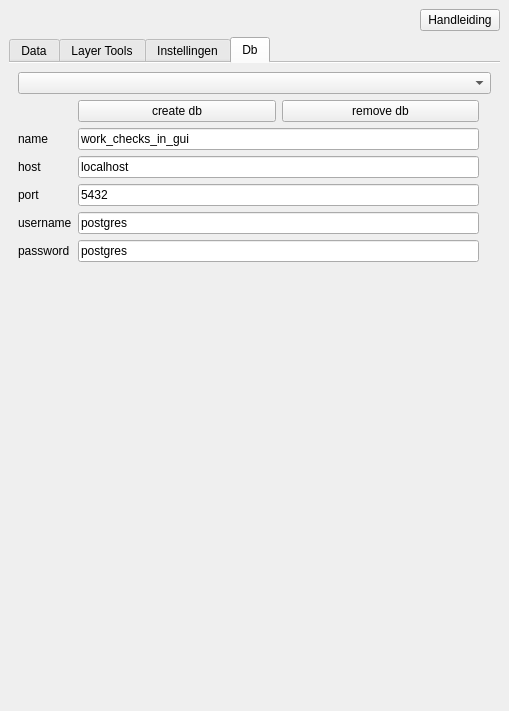
Before: the Qt Designer form Datachecker_dockwidget_base.ui in Siebrand-HHD/OASDGLDatachecker, drawn with Qt 5.
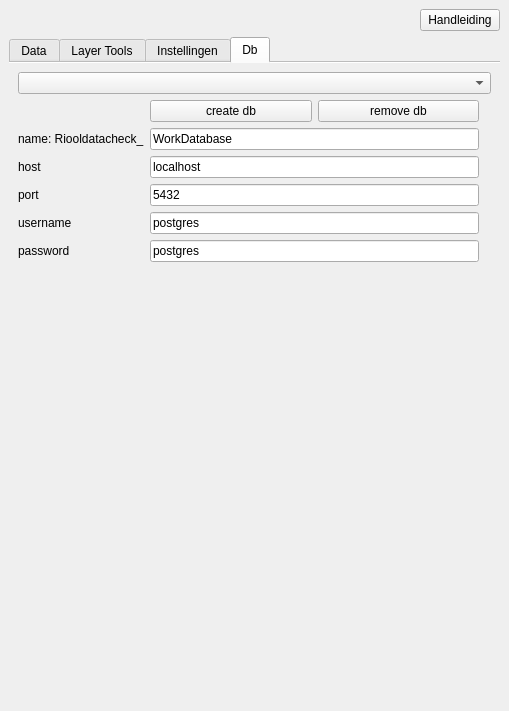
After: the same form once the commit is applied. Custom widgets are drawn as their Qt base class.

Commit message: DB-riooldatachecker specifiek

Diff of the .ui file:
```diff
--- a/Datachecker_dockwidget_base.ui
+++ b/Datachecker_dockwidget_base.ui
@@ -1138,7 +1138,7 @@
         <item row="2" column="0">
          <widget class="QLabel" name="label_57">
           <property name="text">
-           <string>name</string>
+           <string>name: Riooldatacheck_</string>
           </property>
          </widget>
         </item>
@@ -1169,7 +1169,7 @@
         <item row="2" column="1">
          <widget class="QLineEdit" name="dbName">
           <property name="text">
-           <string>work_checks_in_gui</string>
+           <string>WorkDatabase</string>
           </property>
          </widget>
         </item>
```
The commit also changes 2 other files.
